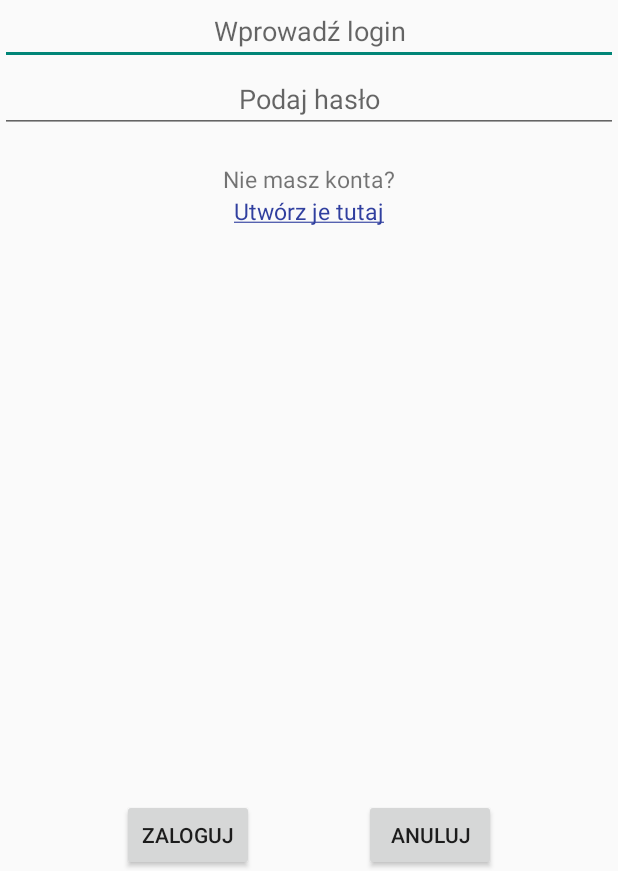
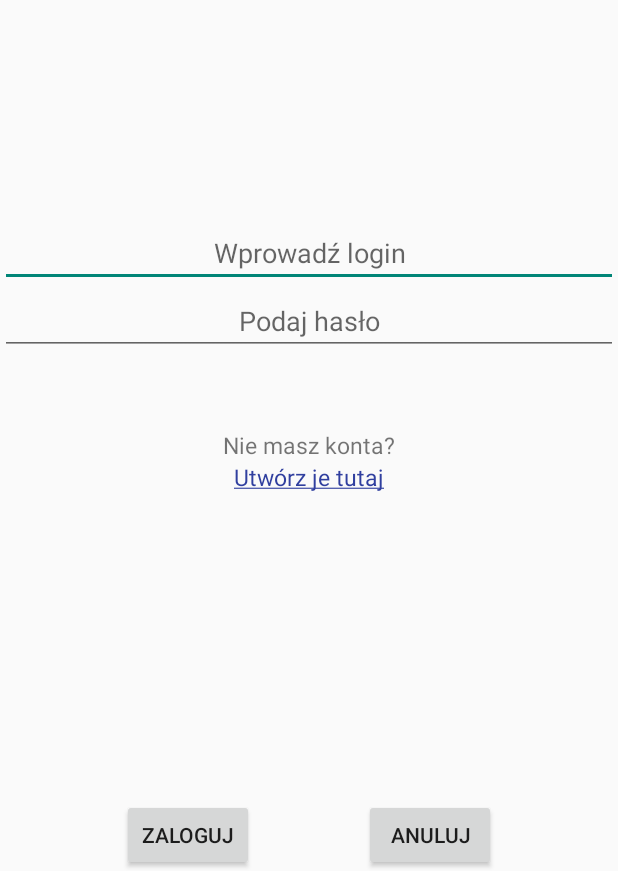
Before and after one commit to vins790/Bike, an Android app: the screen it shows after launch (MainActivity), on a phone screen of 412 x 824 dp, the part 365-1236 px from its top. Run offline under Robolectric (Android 15) with nearby library versions, the phone set to English and light mode, and no system bars.

Commit message:
Ostatnie poprawki

```diff
--- a/App/app/src/main/AndroidManifest.xml
+++ b/App/app/src/main/AndroidManifest.xml
@@ -23,7 +23,8 @@
         <activity android:name=".Register" />
         <activity android:name=".MainApp" />
         <activity android:name=".Rent" />
-        <activity android:name=".Back"></activity>
+        <activity android:name=".Back" />
+        <activity android:name=".Saldo"></activity>
     </application>
 
 </manifest>
--- a/App/app/src/main/java/com/example/torak28/app/MainApp.java
+++ b/App/app/src/main/java/com/example/torak28/app/MainApp.java
@@ -59,4 +59,10 @@ public class MainApp extends AppCompatActivity {
         intent.putExtra("Saldo", output);
         startActivity(intent);
     }
+
+    public void SaldoZarzadz(View view){
+        Intent intent = new Intent(this, Saldo.class);
+        intent.putExtra("UserName", UserName);
+        startActivity(intent);
+    }
 }
--- a/App/app/src/main/java/com/example/torak28/app/Rent.java
+++ b/App/app/src/main/java/com/example/torak28/app/Rent.java
@@ -7,6 +7,7 @@ import android.os.Bundle;
 import android.view.View;
 import android.widget.AdapterView;
 import android.widget.ArrayAdapter;
+import android.widget.CheckBox;
 import android.widget.Spinner;
 import java.util.ArrayList;
 import java.util.Arrays;
--- a/App/app/src/main/res/layout/activity_main.xml
+++ b/App/app/src/main/res/layout/activity_main.xml
@@ -38,17 +38,16 @@
         android:id="@+id/text_user"
         android:layout_width="wrap_content"
         android:layout_height="wrap_content"
-        android:layout_alignParentEnd="true"
-        android:layout_alignParentLeft="true"
-        android:layout_alignParentRight="true"
-        android:layout_alignParentStart="true"
-        android:layout_below="@+id/imageView"
-        android:layout_marginTop="46dp"
         android:focusable="true"
         android:inputType="text"
         android:hint="@string/login_hint"
         android:maxLines="1"
-        android:textAlignment="center"/>
+        android:textAlignment="center"
+        android:layout_centerVertical="true"
+        android:layout_alignParentLeft="true"
+        android:layout_alignParentStart="true"
+        android:layout_alignParentRight="true"
+        android:layout_alignParentEnd="true" />
 
     <EditText
         android:layout_width="wrap_content"
@@ -56,24 +55,26 @@
         android:inputType="textPassword"
         android:maxLines="1"
         android:id="@+id/text_password"
+        android:hint="@string/password_hint"
+        android:textAlignment="center"
         android:layout_below="@+id/text_user"
         android:layout_alignParentLeft="true"
         android:layout_alignParentStart="true"
-        android:layout_alignRight="@+id/text_user"
-        android:layout_alignEnd="@+id/text_user"
-        android:hint="@string/password_hint"
-        android:textAlignment="center"/>
+        android:layout_alignParentRight="true"
+        android:layout_alignParentEnd="true" />
 
     <TextView
         android:layout_width="match_parent"
         android:layout_height="wrap_content"
         android:id="@+id/create_account_text"
-        android:layout_below="@id/text_password"
-        android:layout_marginTop="20dp"
+        android:layout_marginTop="49dp"
         android:text="@string/create_account_text"
         android:textSize="15dp"
         android:textAlignment="center"
-        android:onClick="create_account"/>
+        android:onClick="create_account"
+        android:layout_below="@+id/text_password"
+        android:layout_alignParentLeft="true"
+        android:layout_alignParentStart="true" />
 
     <TextView
         android:layout_width="match_parent"
@@ -84,10 +85,10 @@
         android:text="@string/create_account"
         android:textSize="15dp"
         android:textAlignment="center"
+        android:textColor="@color/colorPrimaryDark"
         android:layout_below="@+id/create_account_text"
         android:layout_alignParentLeft="true"
-        android:layout_alignParentStart="true"
-        android:textColor="@color/colorPrimaryDark"/>
+        android:layout_alignParentStart="true" />
 
     <Button
     android:layout_width="wrap_content"
--- a/App/app/src/main/res/values/strings.xml
+++ b/App/app/src/main/res/values/strings.xml
@@ -24,4 +24,5 @@
     <string name="stacja">Stacja: </string>
     <string name="rower">Rower: </string>
     <string name="wypozycz">Wypozycz</string>
+    <string name="SaldoZarzadz">Dodaj środki</string>
 </resources>
```
Also changed, not shown: App/app/src/main/java/com/example/torak28/app/Back.java (+37 -12 lines), App/app/src/main/java/com/example/torak28/app/BackgroundWorker.java (+78 -0 lines), App/app/src/main/res/layout/activity_back.xml (+31 -6 lines), App/app/src/main/res/layout/activity_main_app.xml (+13 -0 lines).
